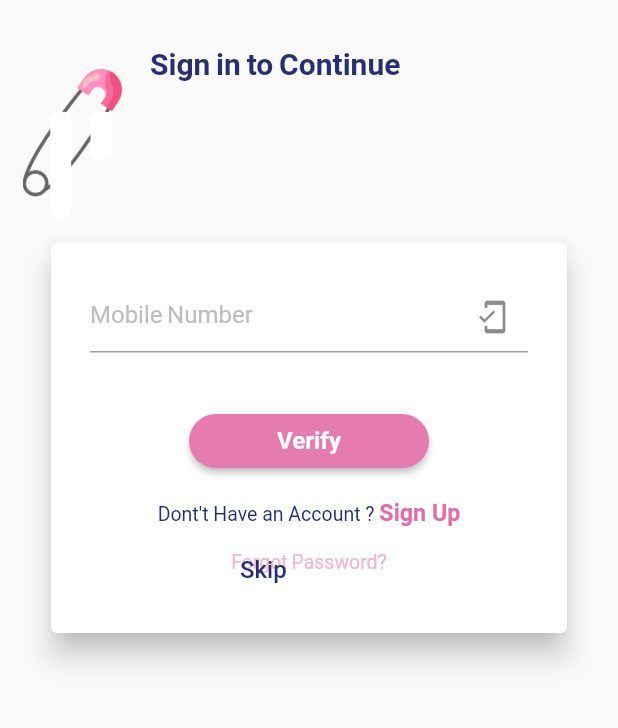
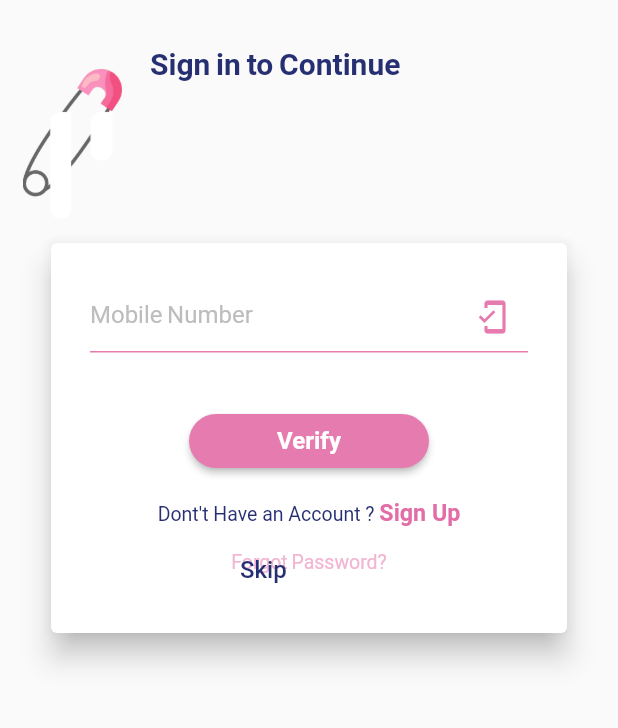
Before and after one commit to jk-hub/BabySitting, a Flutter app: the screen it shows after launch, on a phone screen of 412 x 824 dp, the part 180-908 px from its top. Run offline on Flutter 3.47's test engine with Material 2 defaults, Android fonts, the phone set to English and light mode, and no system bars; our stand-ins replace google_fonts, material_design_icons_flutter, page_transition; Roboto replaces fonts that are missing (Poppins).

Commit message:
main icon added

```diff
--- a/lib/main.dart
+++ b/lib/main.dart
@@ -4,6 +4,7 @@ import 'package:babySitting/screens/home_screen.dart';
 import 'package:babySitting/screens/login_screen.dart';
 import 'package:babySitting/screens/signup_screen.dart';
 import 'package:babySitting/screens/splash_screen.dart';
+import 'package:babySitting/theme/app_colors.dart';
 import 'package:flutter/material.dart';
 import 'package:google_fonts/google_fonts.dart';
 import 'package:page_transition/page_transition.dart';
@@ -25,6 +26,7 @@ class MyApp extends StatelessWidget {
               debugShowCheckedModeBanner: false,
               title: 'Baby Sitting',
               theme: ThemeData(
+                primaryColor: AppColors.pinkColor,
                 textTheme: GoogleFonts.latoTextTheme(
                   Theme.of(context).textTheme,
                 ),
--- a/lib/screens/login_screen.dart
+++ b/lib/screens/login_screen.dart
@@ -19,6 +19,8 @@ class _LoginScreenState extends State<LoginScreen> {
             const SizedBox(height: 25.0),
             TextField(
               decoration: InputDecoration(
+                enabledBorder: const UnderlineInputBorder(
+                    borderSide: BorderSide(color: AppColors.pinkColor)),
                 hintText: 'Mobile Number',
                 hintStyle: AppTextStyle.getRegularTextStyle(
                   16,
@@ -26,6 +28,7 @@ class _LoginScreenState extends State<LoginScreen> {
                 ),
                 suffixIcon: const Icon(
                   Icons.mobile_friendly_outlined,
+                  color: AppColors.pinkColor,
                 ),
               ),
             ),
--- a/lib/screens/signup_screen.dart
+++ b/lib/screens/signup_screen.dart
@@ -16,6 +16,8 @@ class _SignUpScreenState extends State<SignUpScreen> {
     return TextField(
       keyboardType: textInputType,
       decoration: InputDecoration(
+        enabledBorder: const UnderlineInputBorder(
+            borderSide: BorderSide(color: AppColors.pinkColor)),
         hintText: hintText,
         hintStyle: AppTextStyle.getRegularTextStyle(
           16,
--- a/pubspec.yaml
+++ b/pubspec.yaml
@@ -36,6 +36,12 @@ dependencies:
 dev_dependencies:
   flutter_test:
     sdk: flutter
+  flutter_launcher_icons: ^0.8.1
+
+flutter_icons:
+  android: "launcher_icon"
+  ios: true
+  image_path: "assets/images/logo.png"
 
 # For information on the generic Dart part of this file, see the
 # following page: https://dart.dev/tools/pub/pubspec
```
Also changed, not shown: pubspec.lock, 22 other files.
